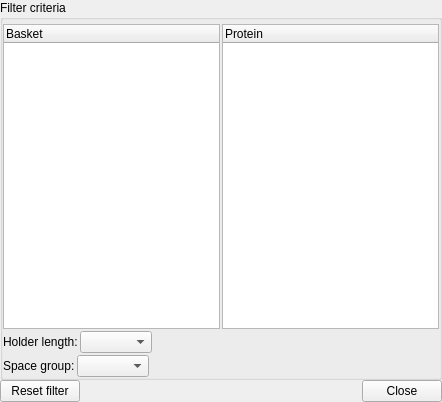
mxcube/mxcubeqt, file Bricks/widgets/ui_files/Qt4_tree_options_dialog_widget_layout.ui: the form before one commit.
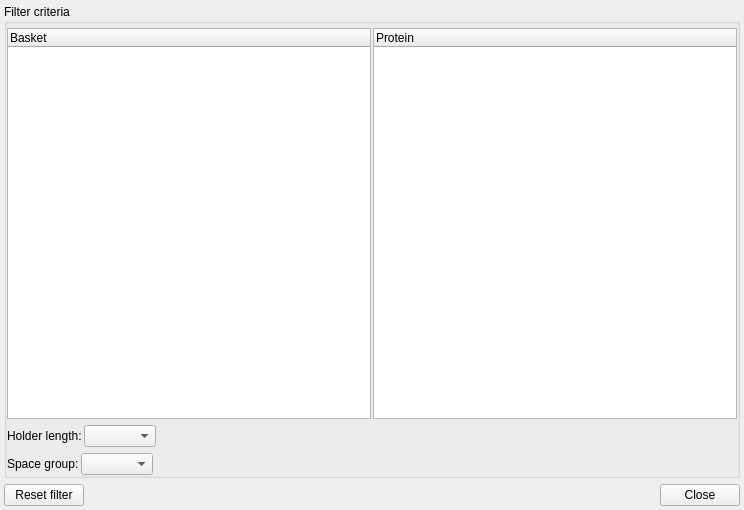
The form after the commit.

```diff
--- a/Bricks/widgets/ui_files/Qt4_tree_options_dialog_widget_layout.ui
+++ b/Bricks/widgets/ui_files/Qt4_tree_options_dialog_widget_layout.ui
@@ -6,8 +6,8 @@
    <rect>
     <x>0</x>
     <y>0</y>
-    <width>442</width>
-    <height>402</height>
+    <width>744</width>
+    <height>510</height>
    </rect>
   </property>
   <property name="windowTitle">
@@ -18,12 +18,12 @@
     <number>0</number>
    </property>
    <property name="margin">
-    <number>0</number>
+    <number>4</number>
    </property>
    <item>
     <layout class="QVBoxLayout" name="main_vlayout">
      <property name="spacing">
-      <number>0</number>
+      <number>6</number>
      </property>
      <item>
       <widget class="QGroupBox" name="summary_gbox">
@@ -32,7 +32,7 @@
        </property>
        <layout class="QVBoxLayout">
         <property name="spacing">
-         <number>2</number>
+         <number>6</number>
         </property>
         <property name="leftMargin">
          <number>0</number>
```
